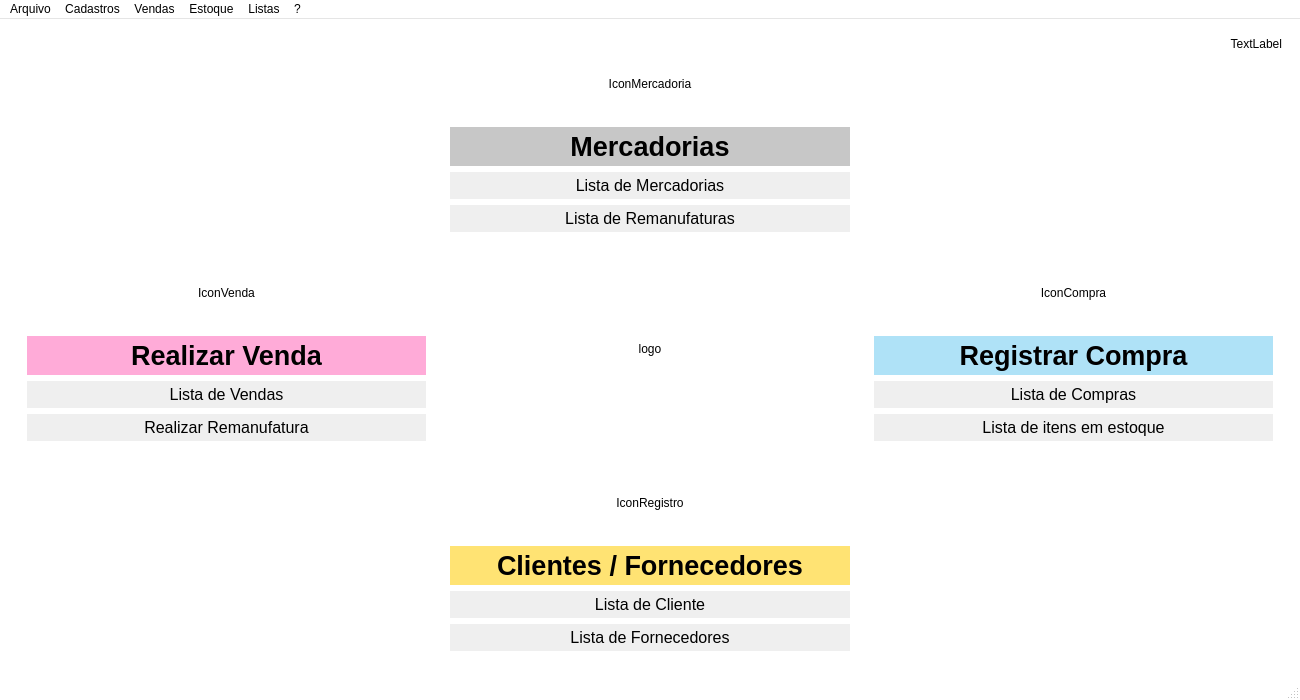
The window that Resources/UI/MainWindow.ui (Klubas/Projeto-SOAD) describes before a commit, drawn with Qt 5.
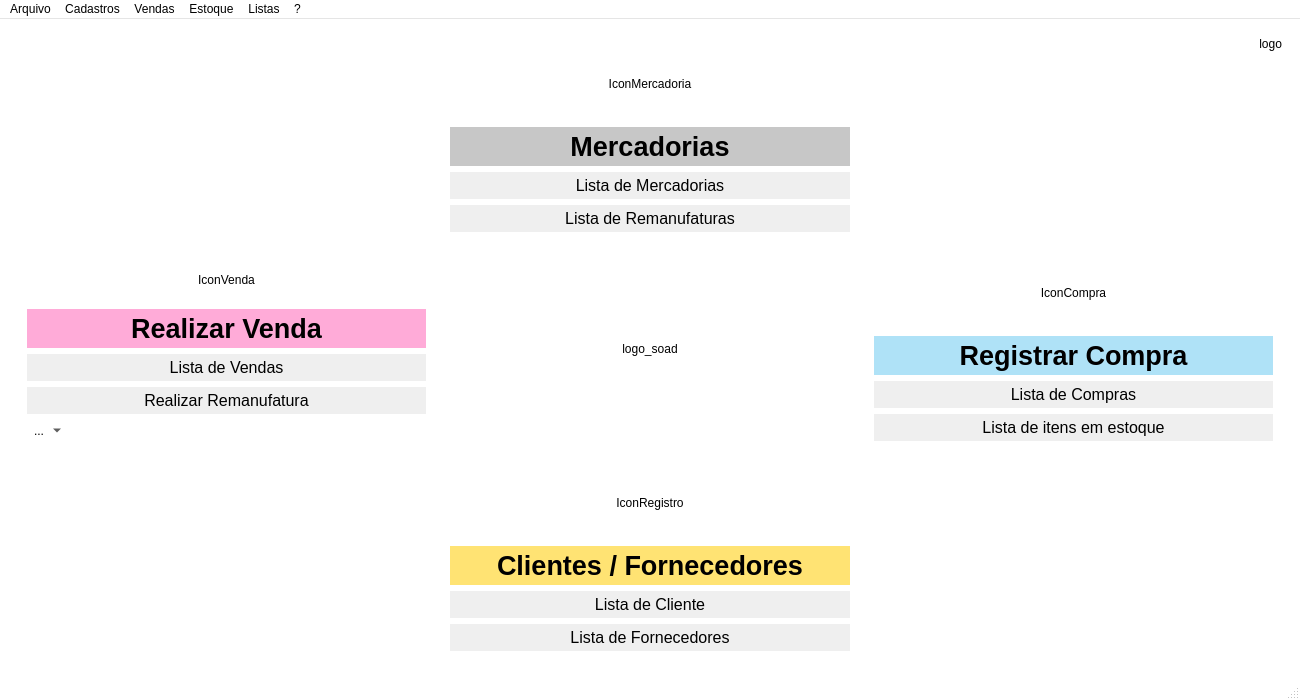
The same window after the commit.

What changed in the file:
```diff
--- a/Resources/UI/MainWindow.ui
+++ b/Resources/UI/MainWindow.ui
@@ -415,7 +415,7 @@
            <enum>QFrame::Raised</enum>
           </property>
           <property name="text">
-           <string>logo</string>
+           <string>logo_soad</string>
           </property>
           <property name="alignment">
            <set>Qt::AlignCenter</set>
@@ -727,6 +727,25 @@
              </property>
             </widget>
            </item>
+           <item>
+            <widget class="QToolButton" name="toolButton">
+             <property name="text">
+              <string>...</string>
+             </property>
+             <property name="popupMode">
+              <enum>QToolButton::MenuButtonPopup</enum>
+             </property>
+             <property name="toolButtonStyle">
+              <enum>Qt::ToolButtonTextOnly</enum>
+             </property>
+             <property name="autoRaise">
+              <bool>true</bool>
+             </property>
+             <property name="arrowType">
+              <enum>Qt::NoArrow</enum>
+             </property>
+            </widget>
+           </item>
           </layout>
          </widget>
         </item>
@@ -887,7 +906,7 @@
         <item row="0" column="2">
          <widget class="QLabel" name="label_logo_empresa">
           <property name="text">
-           <string>TextLabel</string>
+           <string>logo</string>
           </property>
           <property name="alignment">
            <set>Qt::AlignRight|Qt::AlignTop|Qt::AlignTrailing</set>
```
Left out of the diff: 328 changed lines with no effect on the pictures.
